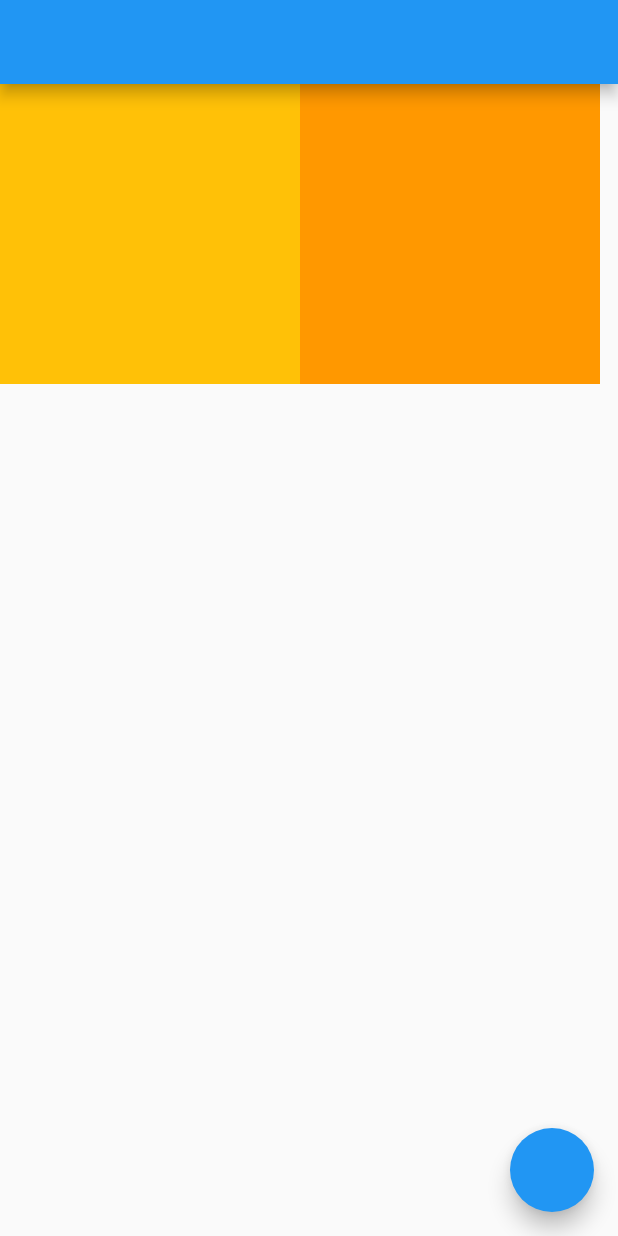
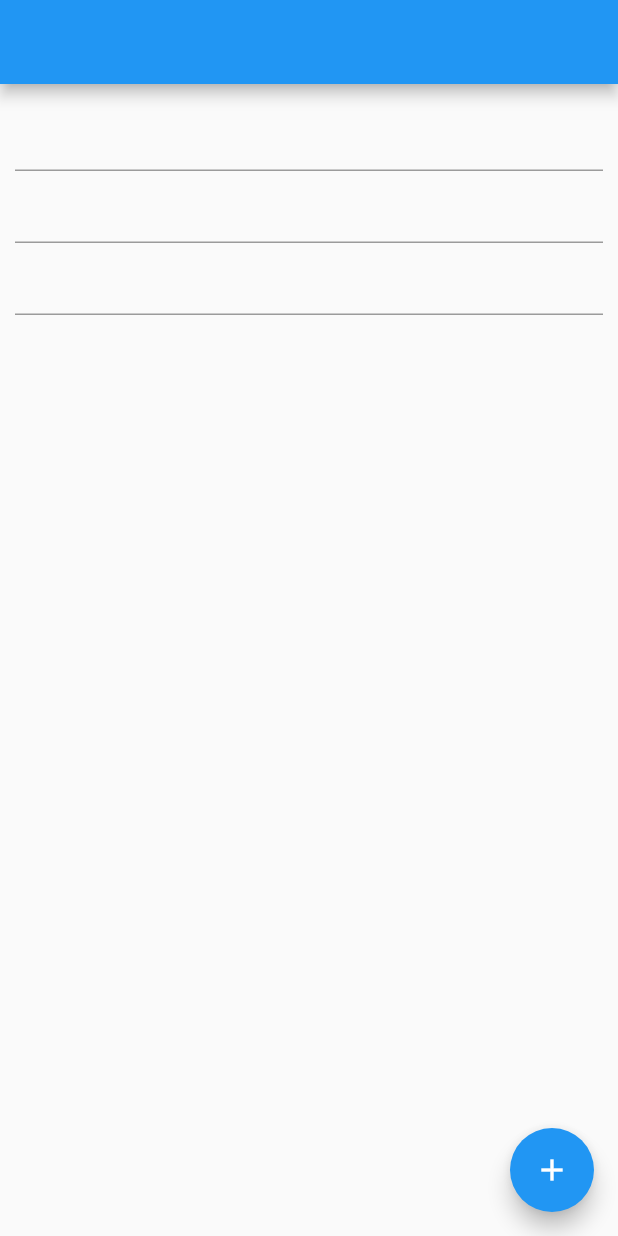
Before and after one commit to iisyos/playground, a Flutter app: the screen it shows after launch, on a phone screen of 412 x 824 dp. Run offline on Flutter 3.47's test engine with Material 2 defaults, Android fonts, the phone set to English and light mode, and no system bars; our stand-ins replace flutter_hooks, hooks_riverpod.

Commit message:
状態を保持して隠したりするのはVisibilityを使おう #3

```diff
--- a/lib/main.dart
+++ b/lib/main.dart
@@ -1,7 +1,11 @@
 import 'package:flutter/material.dart';
 import 'dart:math';
+import 'package:flutter_hooks/flutter_hooks.dart';
+import 'package:hooks_riverpod/hooks_riverpod.dart';
+
 void main() {
-  runApp(const MyApp());
+  runApp(
+      const ProviderScope(child: MyApp()));
 }
 
 class MyApp extends StatelessWidget {
@@ -15,139 +19,79 @@ class MyApp extends StatelessWidget {
       theme: ThemeData(
         primarySwatch: Colors.blue,
       ),
-      home: Boxes(),
+      home: MyHomePage(),
     );
   }
 }
 
-class Box extends StatelessWidget {
-  const Box({Key? key,required this.color}) : super(key: key);
-  final  Color color;
+final textPro = StateProvider((ref) =>"");
+
+
+class MyHomePage extends StatefulWidget {
+  const MyHomePage({Key? key}) : super(key: key);
 
   @override
-  Widget build(BuildContext context) {
-    return  Expanded(child: AspectRatio(
-      aspectRatio: 1.0,
-      child: Container(
-        color: color,
-      ) ,
-    )
-    );
-  }
+  _MyHomePageState createState() => _MyHomePageState();
 }
 
+class _MyHomePageState extends State<MyHomePage> {
+  bool showFirst = true;
 
-class Boxes extends StatefulWidget {
-  const Boxes({Key? key}) : super(key: key);
+  void _change(){
+    print("aaa");
 
-  @override
-  _BoxesState createState() => _BoxesState();
-}
-
-class Boxstful extends StatefulWidget {
-  const Boxstful({Key? key,required this.color}) : super(key: key);
-  final Color color;
-
-  @override
-  _BoxstfulState createState() => _BoxstfulState();
-}
-
-class _BoxstfulState extends State<Boxstful> {
-  @override
-  Widget build(BuildContext context) {
-    return   Expanded(child: AspectRatio(
-      aspectRatio: 1.0,
-      child: Container(
-        color: widget.color,
-      ) ,
-    )
-    );
-  }
-}
-
-class StatelessColorfulTile extends StatelessWidget {
-  final Color _color = UniqueColorGenerator.getColor();
-  @override
-  Widget build(BuildContext context) {
-    return Container(
-        color: _color, child: Padding(padding: EdgeInsets.all(100.0)));
-  }
-}
-
-class UniqueColorGenerator {
-  static List _colorOptions = [
-    Colors.blue,
-    Colors.red,
-    Colors.green,
-    Colors.yellow,
-    Colors.purple,
-    Colors.orange,
-    Colors.indigo,
-    Colors.amber,
-    Colors.black,
-  ];
-  static Random _random = new Random();
-  static Color getColor() {
-    if (_colorOptions.length > 0)
-      return _colorOptions.removeAt(_random.nextInt(_colorOptions.length));
-    else
-      return Color.fromARGB(_random.nextInt(256), _random.nextInt(256),
-          _random.nextInt(256), _random.nextInt(256));
-  }
-}
-
-
-
-class StatefulColorfulTile extends StatefulWidget {
-  StatefulColorfulTile({Key? key}) : super(key: key);
-
-  @override
-  ColorfulTileState createState() => ColorfulTileState();
-}
-
-class ColorfulTileState extends State<StatefulColorfulTile> {
-  Color? _color;
-  @override
-  void initState() {
-    super.initState();
-    _color = UniqueColorGenerator.getColor();
-  }
-
-  @override
-  Widget build(BuildContext context) {
-    return Container(
-        color: _color,
-        child: Padding(
-          padding: EdgeInsets.all(100.0),
-        ));
-  }
-}
-class _BoxesState extends State<Boxes> {
-  final List<Widget> _boxes=[
-    StatefulColorfulTile(key: UniqueKey()), // 変更！！
-    StatefulColorfulTile(key: UniqueKey()),
-  ];
-  void _swapTiles() {
-    setState(() {
-      _boxes.insert(1, _boxes.removeAt(0));
-    });
   }
 
   @override
   Widget build(BuildContext context) {
     return Scaffold(
-      body: Row(
-        children: _boxes,
-      ),floatingActionButton: FloatingActionButton(
-      onPressed: (){
-        _swapTiles();
-        // setState(() {
-        //   _boxes.shuffle();
-        // });
-      },
-    ),appBar: AppBar(
-
-    ),
+      appBar: AppBar(
+      ),
+      body: Padding(
+        padding: const EdgeInsets.all(10.0),
+        child: Column(
+          children: <Widget>[
+            Visibility(child: MyTextField(key: ValueKey(0)),visible: showFirst,maintainState: true,) , // ←　修正！
+            MyTextField(key: ValueKey(1)), // ←　修正！
+            MyTextField(key: ValueKey(2)), // ←　修正！
+          ],
+        ),
+      ),
+      floatingActionButton: FloatingActionButton(
+        onPressed: () {
+          setState((){
+            showFirst = !showFirst;
+          });
+        },
+        child: Icon(Icons.add),
+      ),
     );
   }
 }
+
+class MyTextField extends StatefulWidget {
+  MyTextField({Key? key}) : super(key: key);
+  @override
+  _MyTextFieldState createState() => _MyTextFieldState();
+}
+
+class _MyTextFieldState extends State<MyTextField> {
+  final controller = TextEditingController();// 　追加！
+  @override
+  void initState() {
+    // TODO: implement initState
+    super.initState();
+    controller.addListener(_change);
+    print("a");
+
+  }
+   _change(){
+      print(controller.text);
+  }
+  @override
+  Widget build(BuildContext context) {
+    return TextField(
+      controller: controller,
+    );
+  }
+}
```
